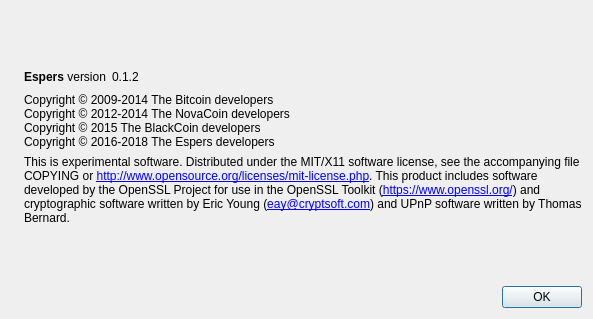
Above: src/qt/forms/aboutdialog.ui from CryptoCoderz/Espers before the change. Below: the same form after it.
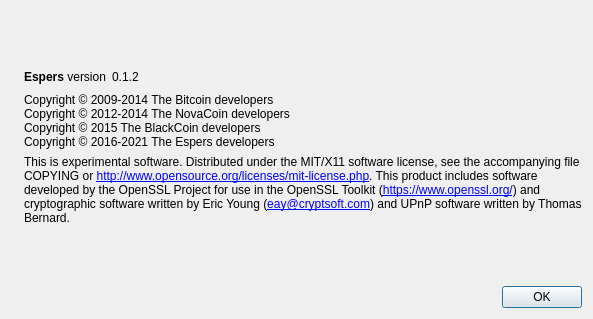
That is the form after the change. Icons and pictures are not drawn.

Commit message:
Espers v0.8.7.6 Update-1 Patch-0
Changelog
------------

- Copyright year bump for 2021

```diff
--- a/src/qt/forms/aboutdialog.ui
+++ b/src/qt/forms/aboutdialog.ui
@@ -97,7 +97,7 @@
         <string>Copyright © 2009-2014 The Bitcoin developers
 Copyright © 2012-2014 The NovaCoin developers
 Copyright © 2015 The BlackCoin developers
-Copyright © 2016-2018 The Espers developers</string>
+Copyright © 2016-2021 The Espers developers</string>
        </property>
        <property name="textInteractionFlags">
         <set>Qt::LinksAccessibleByMouse|Qt::TextSelectableByKeyboard|Qt::TextSelectableByMouse</set>
```
The commit also changes 87 other files.
